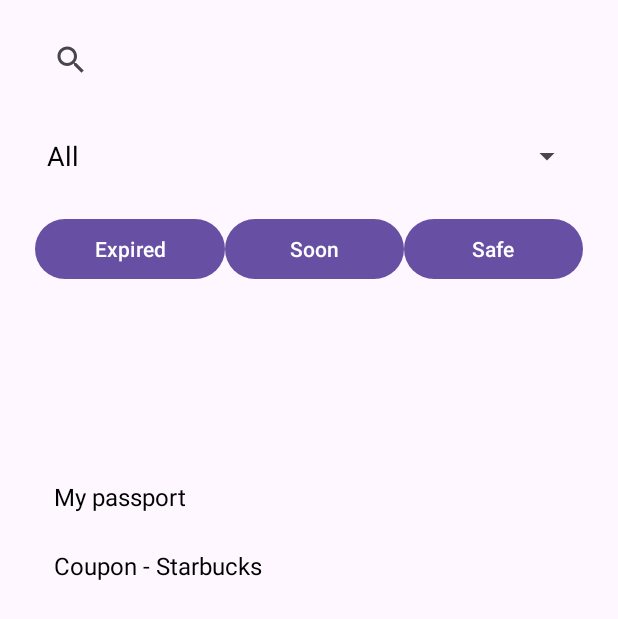
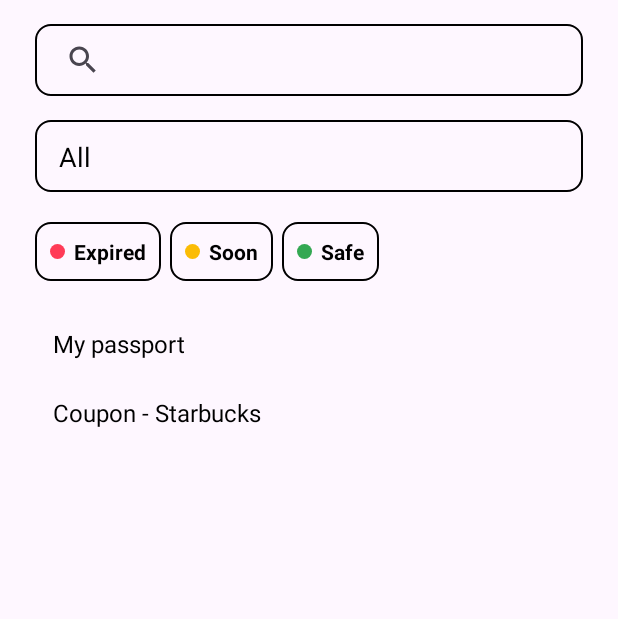
Before and after one commit to Jacq0104/ExpirationTracker-Java, an Android app: the screen it shows after launch (MainActivity), on a phone screen of 412 x 824 dp. Shown: the top 619 px of the screen. Run offline under Robolectric (Android 15) with nearby library versions, the phone set to English and light mode, and no system bars; our stand-ins replace Room's generated code.

Commit message:
edit: the layout of main page

```diff
--- /dev/null
+++ b/app/src/main/res/drawable/buttonstyle.xml
@@ -0,0 +1,19 @@
+<?xml version="1.0" encoding="utf-8"?>
+<shape xmlns:android="http://schemas.android.com/apk/res/android"
+    android:shape="rectangle">
+
+    <!-- 邊框 -->
+    <stroke
+        android:width="1dp"
+        android:color="@color/black" />
+
+    <!-- 圓角 -->
+    <corners android:radius="10dp" />
+
+    <!-- 內距 -->
+    <padding
+        android:left="8dp"
+        android:top="4dp"
+        android:right="8dp"
+        android:bottom="4dp" />
+</shape>
--- /dev/null
+++ b/app/src/main/res/drawable/green_dot.xml
@@ -0,0 +1,5 @@
+<?xml version="1.0" encoding="utf-8"?>
+<shape xmlns:android="http://schemas.android.com/apk/res/android"
+    android:shape="oval">
+    <solid android:color="#34A853" /> <!-- Figma上的紅色 -->
+</shape>
--- /dev/null
+++ b/app/src/main/res/drawable/red_dot.xml
@@ -0,0 +1,5 @@
+<?xml version="1.0" encoding="utf-8"?>
+<shape xmlns:android="http://schemas.android.com/apk/res/android"
+    android:shape="oval">
+    <solid android:color="#FF3B57" /> <!-- Figma上的紅色 -->
+</shape>
--- /dev/null
+++ b/app/src/main/res/drawable/yellow_dot.xml
@@ -0,0 +1,5 @@
+<?xml version="1.0" encoding="utf-8"?>
+<shape xmlns:android="http://schemas.android.com/apk/res/android"
+    android:shape="oval">
+    <solid android:color="#FBBC05" /> <!-- Figma上的紅色 -->
+</shape>
--- a/app/src/main/res/layout/activity_main.xml
+++ b/app/src/main/res/layout/activity_main.xml
@@ -1,78 +1,124 @@
 <?xml version="1.0" encoding="utf-8"?>
-<androidx.constraintlayout.widget.ConstraintLayout xmlns:android="http://schemas.android.com/apk/res/android"
+<LinearLayout xmlns:android="http://schemas.android.com/apk/res/android"
     xmlns:app="http://schemas.android.com/apk/res-auto"
     xmlns:tools="http://schemas.android.com/tools"
     android:id="@+id/main"
     android:layout_width="match_parent"
     android:layout_height="match_parent"
+    android:orientation="vertical"
+    android:gravity="center_horizontal"
     tools:context=".MainActivity">
 
-    <androidx.constraintlayout.widget.ConstraintLayout
+    <LinearLayout
         android:layout_width="365dp"
         android:layout_height="190dp"
-        app:layout_constraintEnd_toEndOf="parent"
-        app:layout_constraintStart_toStartOf="parent"
-        app:layout_constraintTop_toTopOf="parent">
+        android:orientation="vertical">
 
         <SearchView
             android:id="@+id/searchView"
             android:layout_width="match_parent"
             android:layout_height="48dp"
-            android:layout_marginTop="16dp"
-            app:layout_constraintEnd_toEndOf="parent"
-            app:layout_constraintHorizontal_bias="0.0"
-            app:layout_constraintStart_toStartOf="parent"
-            app:layout_constraintTop_toTopOf="parent" />
+            android:background="@drawable/buttonstyle"
+            android:layout_marginTop="16dp"/>
 
         <Spinner
             android:id="@+id/spinner"
-            android:layout_width="0dp"
+            android:layout_width="match_parent"
             android:layout_height="48dp"
-            android:layout_marginTop="16dp"
-            app:layout_constraintEnd_toEndOf="parent"
-            app:layout_constraintHorizontal_bias="1.0"
-            app:layout_constraintStart_toStartOf="parent"
-            app:layout_constraintTop_toBottomOf="@+id/searchView" />
+            android:background="@drawable/buttonstyle"
+            android:layout_marginTop="16dp" />
 
         <LinearLayout
-            android:layout_width="0dp"
+            android:layout_width="match_parent"
             android:layout_height="48dp"
             android:orientation="horizontal"
-            app:layout_constraintBottom_toBottomOf="parent"
-            app:layout_constraintEnd_toEndOf="parent"
-            app:layout_constraintStart_toStartOf="parent">
+            android:gravity="center_vertical"
+            android:layout_marginTop="16dp">
 
-            <Button
-                android:id="@+id/button"
+            <LinearLayout
+                android:id="@+id/expried_btn"
                 android:layout_width="wrap_content"
-                android:layout_height="match_parent"
-                android:layout_weight="1"
-                android:text="Expired" />
+                android:layout_height="wrap_content"
+                android:background="@drawable/buttonstyle"
+                android:orientation="horizontal"
+                android:padding="10dp"
+                android:gravity="center_vertical"
+                android:layout_marginRight="6dp">
 
-            <Button
-                android:id="@+id/button4"
+                <View
+                    android:layout_width="10dp"
+                    android:layout_height="10dp"
+                    android:background="@drawable/red_dot"
+                    android:layout_marginEnd="6dp"/>
+                <TextView
+                    android:layout_width="wrap_content"
+                    android:layout_height="wrap_content"
+                    android:text="Expired"
+                    android:textColor="@color/black"
+                    android:textSize="14sp"
+                    android:textStyle="bold"/>
+
+            </LinearLayout>
+
+            <LinearLayout
+                android:id="@+id/soon_btn"
                 android:layout_width="wrap_content"
-                android:layout_height="match_parent"
-                android:layout_weight="1"
-                android:text="Soon" />
+                android:layout_height="wrap_content"
+                android:background="@drawable/buttonstyle"
+                android:orientation="horizontal"
+                android:padding="10dp"
+                android:gravity="center_vertical"
+                android:layout_marginRight="6dp">
 
-            <Button
-                android:id="@+id/button5"
+                <View
+                    android:layout_width="10dp"
+                    android:layout_height="10dp"
+                    android:background="@drawable/yellow_dot"
+                    android:layout_marginEnd="6dp"/>
+                <TextView
+                    android:layout_width="wrap_content"
+                    android:layout_height="wrap_content"
+                    android:text="Soon"
+                    android:textColor="@color/black"
+                    android:textSize="14sp"
+                    android:textStyle="bold"/>
+
+            </LinearLayout>
+
+            <LinearLayout
+                android:id="@+id/safe_btn"
                 android:layout_width="wrap_content"
-                android:layout_height="match_parent"
-                android:layout_weight="1"
-                android:text="Safe" />
+                android:layout_height="wrap_content"
+                android:background="@drawable/buttonstyle"
+                android:orientation="horizontal"
+                android:padding="10dp"
+                android:gravity="center_vertical">
+
+                <View
+                    android:layout_width="10dp"
+                    android:layout_height="10dp"
+                    android:background="@drawable/green_dot"
+                    android:layout_marginEnd="6dp"/>
+                <TextView
+                    android:layout_width="wrap_content"
+                    android:layout_height="wrap_content"
+                    android:text="Safe"
+                    android:textColor="@color/black"
+                    android:textSize="14sp"
+                    android:textStyle="bold"/>
+
+            </LinearLayout>
         </LinearLayout>
-    </androidx.constraintlayout.widget.ConstraintLayout>
+    </LinearLayout>
 
     <androidx.recyclerview.widget.RecyclerView
         android:id="@+id/rvRecords"
         android:layout_width="365dp"
         android:layout_height="500dp"
-        android:layout_marginBottom="16dp"
+        android:layout_marginTop="16dp"
         app:layout_constraintBottom_toBottomOf="parent"
         app:layout_constraintEnd_toEndOf="parent"
         app:layout_constraintHorizontal_bias="0.519"
         app:layout_constraintStart_toStartOf="parent" />
 
-</androidx.constraintlayout.widget.ConstraintLayout>
+</LinearLayout>
```
